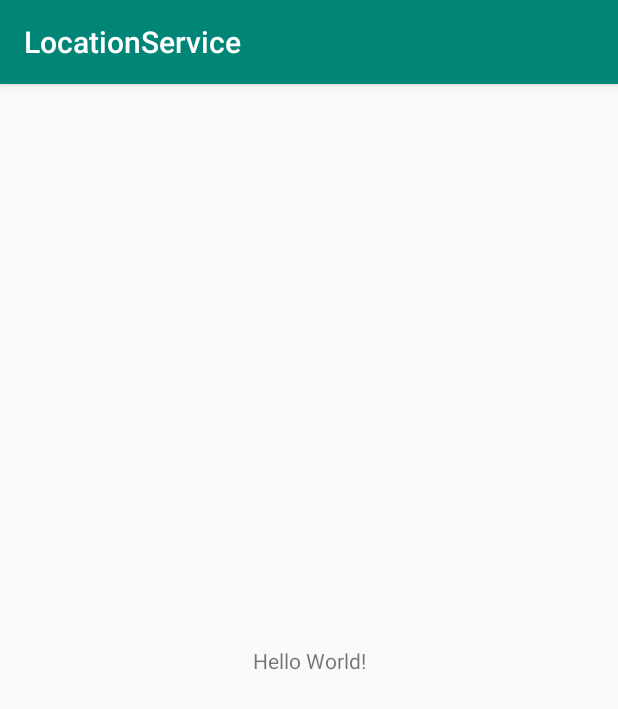
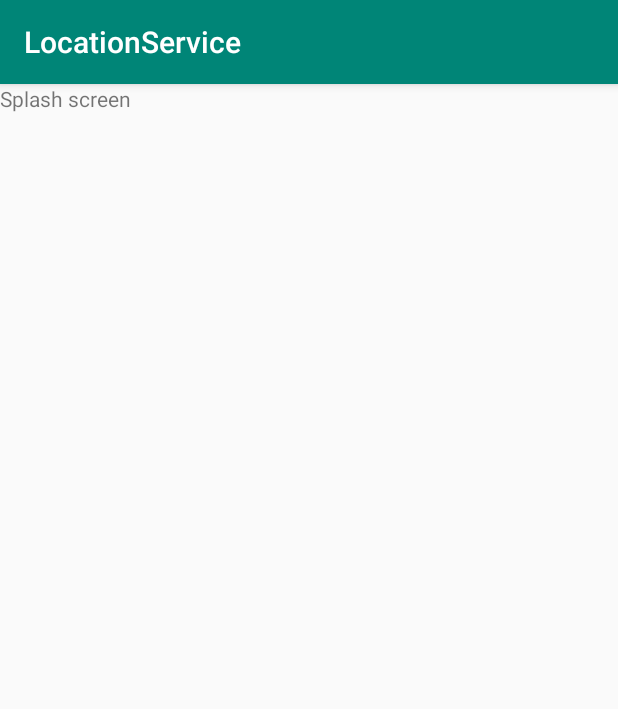
Before and after one commit to ECLK/location-service, an Android app: the screen it shows after launch (MainActivity), on a phone screen of 412 x 824 dp. Shown: the top 709 px of the screen. Run offline under Robolectric (Android 15) with nearby library versions, the phone set to English and light mode, and no system bars; libraries missing offline, so code that uses them is left out: org.kodein.di; 2 statements that could not run were skipped.

Commit message:
splash screen added.until cashed data load

```diff
--- a/mobile/app/build.gradle
+++ b/mobile/app/build.gradle
@@ -28,10 +28,13 @@ android {
 
 dependencies {
     implementation fileTree(dir: 'libs', include: ['*.jar'])
-    implementation"org.jetbrains.kotlin:kotlin-stdlib-jdk7:$kotlin_version"
+    implementation "org.jetbrains.kotlin:kotlin-stdlib-jdk7:$kotlin_version"
     implementation 'androidx.appcompat:appcompat:1.1.0'
     implementation 'androidx.core:core-ktx:1.1.0'
     implementation 'androidx.constraintlayout:constraintlayout:1.1.3'
+    implementation 'androidx.legacy:legacy-support-v4:1.0.0'
+    implementation 'androidx.lifecycle:lifecycle-extensions:2.0.0'
+    implementation 'androidx.lifecycle:lifecycle-viewmodel-ktx:2.0.0'
     testImplementation 'junit:junit:4.12'
     androidTestImplementation 'androidx.test.ext:junit:1.1.1'
     androidTestImplementation 'androidx.test.espresso:espresso-core:3.2.0'
--- a/mobile/app/src/main/java/lk/eclk/locationservice/LocationServiceApplication.kt
+++ b/mobile/app/src/main/java/lk/eclk/locationservice/LocationServiceApplication.kt
@@ -7,11 +7,13 @@ import lk.eclk.locationservice.data.db.AppDatabase
 import lk.eclk.locationservice.data.remote.ConnectivityInterceptor
 import lk.eclk.locationservice.data.remote.ConnectivityInterceptorImpl
 import lk.eclk.locationservice.data.remote.api.LocationServiceApiService
+import lk.eclk.locationservice.ui.splash.SplashScreenViewModelFactory
 import org.kodein.di.Kodein
 import org.kodein.di.KodeinAware
 import org.kodein.di.android.x.androidXModule
 import org.kodein.di.generic.bind
 import org.kodein.di.generic.instance
+import org.kodein.di.generic.provider
 import org.kodein.di.generic.singleton
 
 
@@ -38,5 +40,8 @@ class LocationServiceApplication : Application(), KodeinAware {
         //Repository
         bind<Repository>() with singleton { RepositoryImpl() }
 
+        //view model factories
+        bind() from provider { SplashScreenViewModelFactory(instance()) }
+
     }
 }
--- /dev/null
+++ b/mobile/app/src/main/java/lk/eclk/locationservice/ui/splash/SplashScreenFragment.kt
@@ -0,0 +1,32 @@
+package lk.eclk.locationservice.ui.splash
+
+import android.os.Bundle
+import androidx.fragment.app.Fragment
+import android.view.LayoutInflater
+import android.view.View
+import android.view.ViewGroup
+import androidx.lifecycle.ViewModelProvider
+
+import lk.eclk.locationservice.R
+import org.kodein.di.Kodein
+import org.kodein.di.KodeinAware
+import org.kodein.di.android.x.closestKodein
+import org.kodein.di.generic.instance
+
+class SplashScreenFragment : Fragment(),KodeinAware {
+    override val kodein: Kodein by closestKodein()
+    private lateinit var viewModel: SplashScreenViewModel
+    private val viewModelFactory:SplashScreenViewModelFactory by instance()
+
+    override fun onCreateView(
+        inflater: LayoutInflater, container: ViewGroup?,
+        savedInstanceState: Bundle?
+    ): View? {
+        return inflater.inflate(R.layout.splash_screen_fragment, container, false)
+    }
+
+    override fun onActivityCreated(savedInstanceState: Bundle?) {
+        super.onActivityCreated(savedInstanceState)
+        viewModel = ViewModelProvider(this,viewModelFactory).get(SplashScreenViewModel::class.java)
+    }
+}
--- /dev/null
+++ b/mobile/app/src/main/java/lk/eclk/locationservice/ui/splash/SplashScreenViewModel.kt
@@ -0,0 +1,8 @@
+package lk.eclk.locationservice.ui.splash
+
+import androidx.lifecycle.ViewModel
+import lk.eclk.locationservice.data.Repository
+
+class SplashScreenViewModel(private val repository: Repository) : ViewModel() {
+
+}
--- /dev/null
+++ b/mobile/app/src/main/java/lk/eclk/locationservice/ui/splash/SplashScreenViewModelFactory.kt
@@ -0,0 +1,15 @@
+package lk.eclk.locationservice.ui.splash
+
+import androidx.lifecycle.ViewModel
+import androidx.lifecycle.ViewModelProvider
+import lk.eclk.locationservice.data.Repository
+
+class SplashScreenViewModelFactory(private val repository: Repository) :
+    ViewModelProvider.NewInstanceFactory() {
+
+    @Suppress("UNCHECKED_CAST")
+    override fun <T : ViewModel?> create(modelClass: Class<T>): T {
+        return SplashScreenViewModel(repository) as T
+    }
+
+}
--- a/mobile/app/src/main/res/layout/activity_main.xml
+++ b/mobile/app/src/main/res/layout/activity_main.xml
@@ -6,13 +6,12 @@
     android:layout_height="match_parent"
     tools:context=".ui.MainActivity">
 
-    <TextView
-        android:layout_width="wrap_content"
-        android:layout_height="wrap_content"
-        android:text="Hello World!"
-        app:layout_constraintBottom_toBottomOf="parent"
-        app:layout_constraintLeft_toLeftOf="parent"
-        app:layout_constraintRight_toRightOf="parent"
-        app:layout_constraintTop_toTopOf="parent" />
+    <fragment
+        android:name="androidx.navigation.fragment.NavHostFragment"
+        android:id="@+id/nav_host_fragment"
+        android:layout_width="match_parent"
+        android:layout_height="match_parent"
+        app:defaultNavHost="true"
+        app:navGraph="@navigation/main_navigation" />
 
 </androidx.constraintlayout.widget.ConstraintLayout>
--- /dev/null
+++ b/mobile/app/src/main/res/layout/splash_screen_fragment.xml
@@ -0,0 +1,13 @@
+<?xml version="1.0" encoding="utf-8"?>
+<FrameLayout xmlns:android="http://schemas.android.com/apk/res/android"
+    xmlns:tools="http://schemas.android.com/tools"
+    android:layout_width="match_parent"
+    android:layout_height="match_parent"
+    tools:context=".ui.splash.SplashScreenFragment">
+
+    <TextView
+        android:layout_width="match_parent"
+        android:layout_height="match_parent"
+        android:text="Splash screen" />
+
+</FrameLayout>
--- /dev/null
+++ b/mobile/app/src/main/res/navigation/main_navigation.xml
@@ -0,0 +1,13 @@
+<?xml version="1.0" encoding="utf-8"?>
+<navigation xmlns:android="http://schemas.android.com/apk/res/android"
+    xmlns:app="http://schemas.android.com/apk/res-auto"
+    xmlns:tools="http://schemas.android.com/tools"
+    android:id="@+id/main_navigation"
+    app:startDestination="@id/splashScreenFragment">
+
+    <fragment
+        android:id="@+id/splashScreenFragment"
+        android:name="lk.eclk.locationservice.ui.splash.SplashScreenFragment"
+        android:label="splash_screen_fragment"
+        tools:layout="@layout/splash_screen_fragment" />
+</navigation>
```
